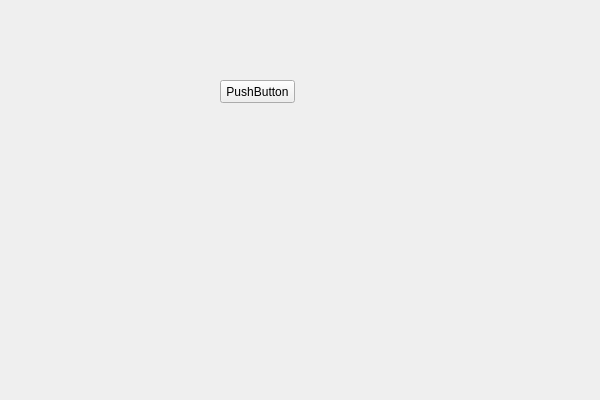
Before: the Qt Designer form SignalFlowMaster/form/labjack_u3_control_ui.ui in cyk-git/SignalFlowMaster, drawn with Qt 5.
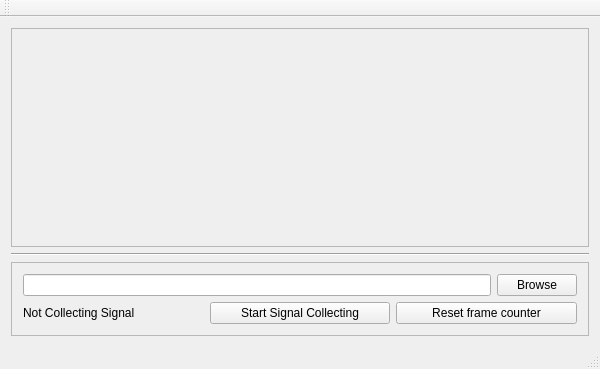
After: the same form once the commit is applied.

Commit message: feat(*):Collect signal data

What changed in the file:
```diff
--- a/SignalFlowMaster/form/labjack_u3_control_ui.ui
+++ b/SignalFlowMaster/form/labjack_u3_control_ui.ui
@@ -1,31 +1,120 @@
 <?xml version="1.0" encoding="UTF-8"?>
 <ui version="4.0">
  <class>LabJackU3ControlUIClass</class>
- <widget class="QWidget" name="LabJackU3ControlUIClass">
+ <widget class="QMainWindow" name="LabJackU3ControlUIClass">
   <property name="geometry">
    <rect>
     <x>0</x>
     <y>0</y>
     <width>600</width>
-    <height>400</height>
+    <height>369</height>
    </rect>
   </property>
   <property name="windowTitle">
    <string>LabJackU3ControlUI</string>
   </property>
-  <widget class="QPushButton" name="pushButton">
-   <property name="geometry">
-    <rect>
-     <x>220</x>
-     <y>80</y>
-     <width>75</width>
-     <height>23</height>
-    </rect>
-   </property>
-   <property name="text">
-    <string>PushButton</string>
-   </property>
+  <widget class="QWidget" name="centralWidget">
+   <layout class="QVBoxLayout" name="verticalLayout">
+     <item>
+      <widget class="QScrollArea" name="scrollArea">
+       <property name="widgetResizable">
+        <bool>true</bool>
+       </property>
+       <widget class="QWidget" name="scrollAreaWidgetContents">
+        <property name="geometry">
+         <rect>
+          <x>0</x>
+          <y>0</y>
+          <width>580</width>
+          <height>258</height>
+         </rect>
+        </property>
+       </widget>
+      </widget>
+     </item>
+     <item>
+      <widget class="Line" name="line">
+       <property name="orientation">
+        <enum>Qt::Horizontal</enum>
+       </property>
+      </widget>
+     </item>
+     <item>
+      <widget class="QFrame" name="frame">
+       <property name="frameShape">
+        <enum>QFrame::StyledPanel</enum>
+       </property>
+       <property name="frameShadow">
+        <enum>QFrame::Raised</enum>
+       </property>
+       <layout class="QVBoxLayout" name="verticalLayout_2">
+        <item>
+         <layout class="QHBoxLayout" name="horizontalLayout_2">
+          <item>
+           <widget class="QLineEdit" name="lineEdit_storePath">
+            <property name="readOnly">
+             <bool>true</bool>
+            </property>
+           </widget>
+          </item>
+          <item>
+           <widget class="QPushButton" name="pushButton_storePath">
+            <property name="text">
+             <string>Browse</string>
+            </property>
+           </widget>
+          </item>
+         </layout>
+        </item>
+        <item>
+         <layout class="QHBoxLayout" name="horizontalLayout">
+          <item>
+           <widget class="QLabel" name="label_collect">
+            <property name="text">
+             <string>Not Collecting Signal</string>
+            </property>
+           </widget>
+          </item>
+          <item>
+           <widget class="QPushButton" name="pushButton_collect">
+            <property name="text">
+             <string>Start Signal Collecting</string>
+            </property>
+           </widget>
+          </item>
+          <item>
+           <widget class="QPushButton" name="pushButton_reset">
+            <property name="text">
+             <string>Reset frame counter</string>
+            </property>
+           </widget>
+          </item>
+         </layout>
+        </item>
+       </layout>
+      </widget>
+     </item>
+    </layout>
   </widget>
+  <widget class="QMenuBar" name="menuBar">
+    <property name="geometry">
+      <rect>
+        <x>0</x>
+        <y>0</y>
+        <width>326</width>
+        <height>23</height>
+      </rect>
+    </property>
+  </widget>
+  <widget class="QToolBar" name="mainToolBar">
+    <attribute name="toolBarArea">
+      <enum>TopToolBarArea</enum>
+    </attribute>
+    <attribute name="toolBarBreak">
+      <bool>false</bool>
+    </attribute>
+  </widget>
+  <widget class="QStatusBar" name="statusBar"/>
  </widget>
  <layoutdefault spacing="6" margin="11"/>
  <resources/>
```
The commit also changes 10 other files.
